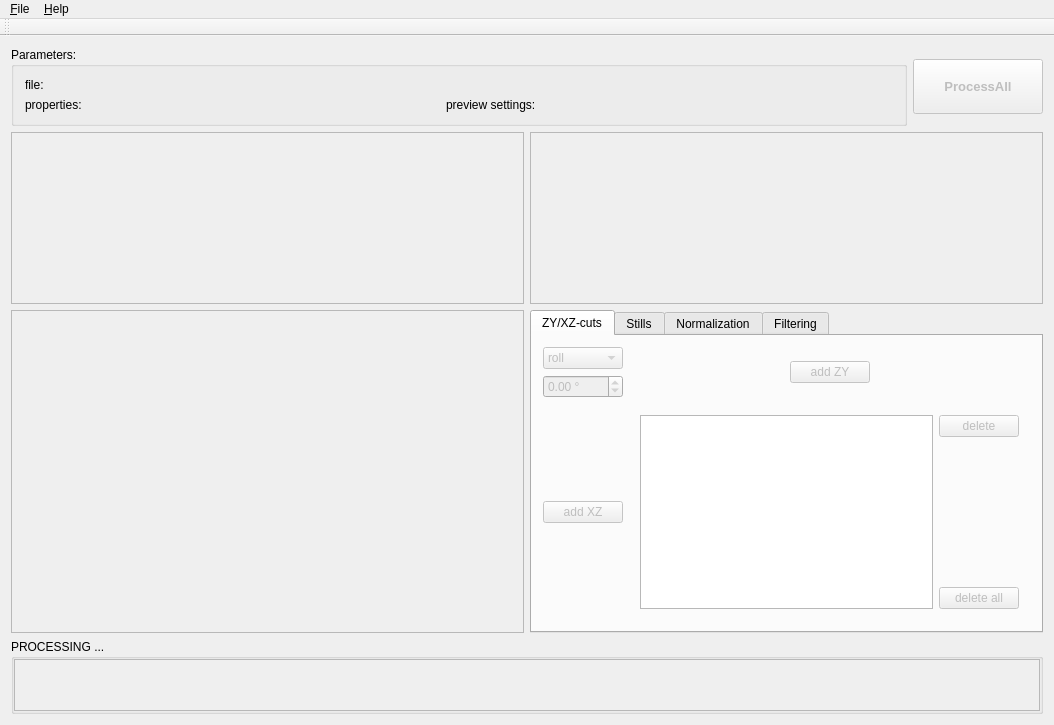
Qt form source/mainwindow.ui (jkriege2/SlitScanGenerator) before a commit.
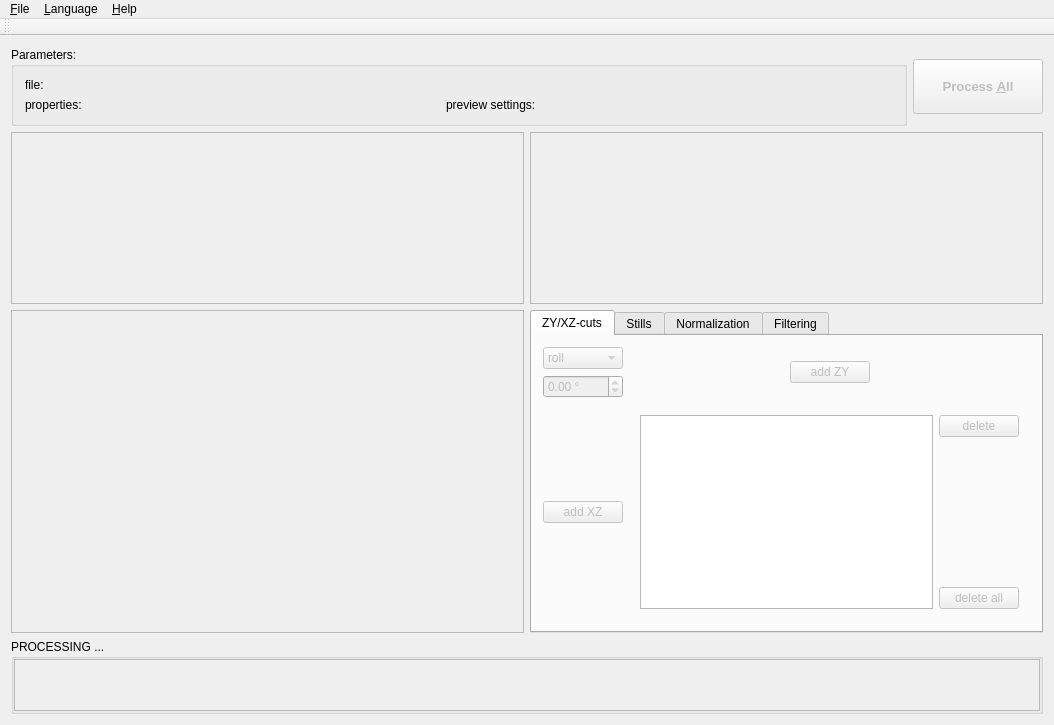
The same form after that commit. Icons and pictures are not drawn. Custom widgets are drawn as their Qt base class.

Commit message: - added translations (and a menu to choose one) - some reworking of the code to use ProcessingTask as a general storage for infos (and not writing to and from QSettings to communicate in the app)

```diff
--- a/source/mainwindow.ui
+++ b/source/mainwindow.ui
@@ -641,7 +641,7 @@
          </font>
         </property>
         <property name="text">
-         <string>ProcessAll</string>
+         <string>Process &amp;All</string>
         </property>
         <property name="icon">
          <iconset resource="../resources/resources.qrc">
@@ -688,7 +688,13 @@
     <addaction name="actAbout"/>
     <addaction name="actTest"/>
    </widget>
+   <widget class="QMenu" name="menu_Language">
+    <property name="title">
+     <string>&amp;Language</string>
+    </property>
+   </widget>
    <addaction name="menu_Datei"/>
+   <addaction name="menu_Language"/>
    <addaction name="menu_Help"/>
   </widget>
   <widget class="QToolBar" name="toolBar">
```
Left out of the diff: 34 changed lines with no effect on the pictures. The commit also changes 16 other files.
